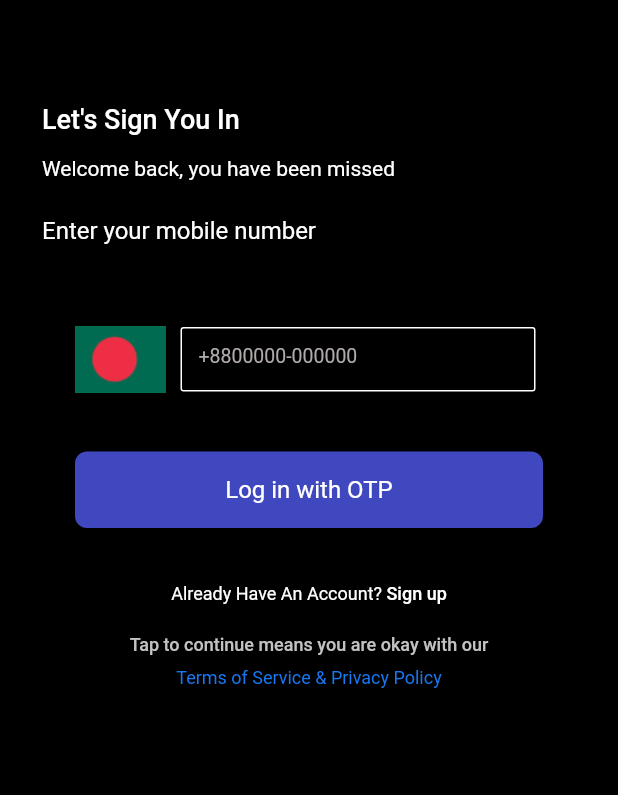
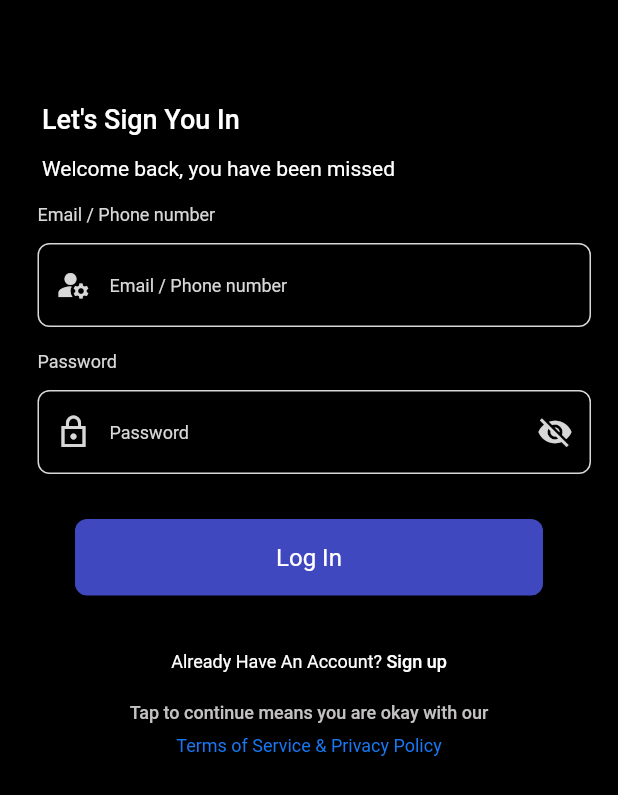
Before and after one commit to SyedMahide/Club_p2p, a Flutter app: the SigninView screen opened by its route, on a phone screen of 412 x 824 dp. Shown: the top 795 px of the screen. Run offline on Flutter 3.47's test engine with Material 2 defaults, Android fonts, the phone set to English and light mode, and no system bars; our stand-ins replace bloc, bloc_concurrency, dartz, device_info_plus, dio, email_validator and 7 more; missing offline and left inert: dio_http_cache; accounts and stored records are empty; Roboto replaces fonts that are missing (Poppins, Questrial).

Commit message:
sign in and otp should be working

```diff
--- a/lib/app/modules/onboard/otp_pin/controllers/otp_pin_controller.dart
+++ b/lib/app/modules/onboard/otp_pin/controllers/otp_pin_controller.dart
@@ -36,23 +36,24 @@ class OtpPinController extends GetxController {
   }
 
   void onComplete() async {
-    isLoading.value = true;
-    int? otp = int.tryParse(otpController.text);
-    if (otp == null) {
-      NotificationBloc.to
-          .add(const ErrorNotificationEvent('Something went wrong'));
-      return;
-    }
-    OtpApi api = OtpApi();
-    Either<String, bool> response = await api.verifyUser(otp: otp);
-    isLoading.value = false;
-    response.fold(
-      (String error) => NotificationBloc.to.add(ErrorNotificationEvent(error)),
-      (bool flag) {
-        if (flag == true) {
-          Get.toNamed(Routes.signin);
-        }
-      },
-    );
+    Get.toNamed(Routes.signin);
+    // isLoading.value = true;
+    // int? otp = int.tryParse(otpController.text);
+    // if (otp == null) {
+    //   NotificationBloc.to
+    //       .add(const ErrorNotificationEvent('Something went wrong'));
+    //   return;
+    // }
+    // OtpApi api = OtpApi();
+    // Either<String, bool> response = await api.verifyUser(otp: otp);
+    // isLoading.value = false;
+    // response.fold(
+    //   (String error) => NotificationBloc.to.add(ErrorNotificationEvent(error)),
+    //   (bool flag) {
+    //     if (flag == true) {
+    //       Get.toNamed(Routes.signin);
+    //     }
+    //   },
+    // );
   }
 }
--- a/lib/app/modules/onboard/otp_pin/views/otp_pin_view.dart
+++ b/lib/app/modules/onboard/otp_pin/views/otp_pin_view.dart
@@ -159,7 +159,6 @@ class OtpPinView extends GetView<OtpPinController> {
                               ),
                             ),
                           ),
-
                           // Container(
                           //   margin: EdgeInsets.only(top: 10, left: 28),
                           //   child: Center(
--- /dev/null
+++ b/lib/app/modules/onboard/signin/api/signin_api.dart
@@ -0,0 +1,29 @@
+import 'package:dartz/dartz.dart';
+import 'package:dio/dio.dart';
+import 'package:p2p/app/modules/onboard/signin/model/sign_in_model.dart';
+import 'package:p2p/shared/dio/dio_helper.dart';
+import 'package:p2p/shared/dio/global_dio.dart' as global;
+
+class SignInApi {
+  Future<Either<String, bool>> loginUser(
+      {required LoginModel loginModel}) async {
+    const String url = 'customer/login';
+    final Options options =
+        await DioHelper.getDefaultOptions(isCacheEnabled: false);
+    try {
+      final Response<dynamic> response = await global.dio.post(
+        url,
+        options: options,
+        data: loginModel.toJson(),
+      );
+      if (response.data['success'] == true) {
+        return const Right<String, bool>(true);
+      } else {
+        return Left<String, bool>(
+            response.data['message'] ?? 'Something went wrong');
+      }
+    } catch (e) {
+      return Left<String, bool>(e.toString());
+    }
+  }
+}
--- a/lib/app/modules/onboard/signin/controllers/signin_controller.dart
+++ b/lib/app/modules/onboard/signin/controllers/signin_controller.dart
@@ -1,9 +1,19 @@
+import 'package:dartz/dartz.dart';
+import 'package:flutter/material.dart';
 import 'package:get/get.dart';
+import 'package:p2p/app/bloc/notification/notification_bloc.dart';
+import 'package:p2p/app/modules/onboard/signin/api/signin_api.dart';
+import 'package:p2p/app/modules/onboard/signin/model/sign_in_model.dart';
+import 'package:p2p/app/routes/routes.dart';
 
 class SigninController extends GetxController {
-  //TODO: Implement SigninController
+  TextEditingController emailController = TextEditingController();
+  TextEditingController passwordController = TextEditingController();
 
-  final count = 0.obs;
+  RxBool isLoading = false.obs;
+
+  bool ishiddenPassword = true;
+  bool ishiddenConfirmPassword = true;
   @override
   void onInit() {
     super.onInit();
@@ -19,5 +29,32 @@ class SigninController extends GetxController {
     super.onClose();
   }
 
-  void increment() => count.value++;
+  Future<void> onLoginPressed() async {
+    isLoading.value = true;
+
+    if (emailController.text == '') {
+      NotificationBloc.to
+          .add(const ErrorNotificationEvent('Please enter Email'));
+      return;
+    }
+    if (passwordController.text == '') {
+      NotificationBloc.to
+          .add(const ErrorNotificationEvent('Please enter Password'));
+      return;
+    }
+    LoginModel model = LoginModel(
+        username: emailController.text, password: passwordController.text);
+
+    SignInApi api = SignInApi();
+    Either<String, bool> response = await api.loginUser(loginModel: model);
+    isLoading.value = false;
+    response.fold(
+      (String error) => NotificationBloc.to.add(ErrorNotificationEvent(error)),
+      (bool flag) {
+        if (flag == true) {
+          // Get.toNamed(Routes.);
+        }
+      },
+    );
+  }
 }
--- /dev/null
+++ b/lib/app/modules/onboard/signin/model/sign_in_model.dart
@@ -0,0 +1,19 @@
+class LoginModel {
+  LoginModel({
+    this.username,
+    this.password,
+  });
+
+  String? username;
+  String? password;
+
+  factory LoginModel.fromJson(Map<String, dynamic> json) => LoginModel(
+        username: json["username"],
+        password: json["password"],
+      );
+
+  Map<String, dynamic> toJson() => {
+        "username": username,
+        "password": password,
+      };
+}
--- a/lib/app/modules/onboard/signin/views/signin_view.dart
+++ b/lib/app/modules/onboard/signin/views/signin_view.dart
@@ -2,6 +2,8 @@ import 'package:flutter/gestures.dart';
 import 'package:flutter/material.dart';
 
 import 'package:get/get.dart';
+import 'package:p2p/app/routes/routes.dart';
+import 'package:p2p/app/styles/colors.dart';
 
 import '../../../../../shared/constants.dart';
 import '../controllers/signin_controller.dart';
@@ -12,8 +14,10 @@ class SigninView extends GetView<SigninController> {
   Widget build(BuildContext context) {
     return Scaffold(
       backgroundColor: Colors.black,
-      body: SingleChildScrollView(
-        child: Container(
+      body: Visibility(
+        visible: !controller.isLoading.value,
+        replacement: const Center(child: CircularProgressIndicator()),
+        child: SingleChildScrollView(
           child: Column(
             children: [
               Container(
@@ -44,75 +48,144 @@ class SigninView extends GetView<SigninController> {
               ),
               Container(
                 alignment: Alignment.topLeft,
-                margin: const EdgeInsets.only(top: 24, left: 28, right: 119),
+                margin: const EdgeInsets.only(top: 16, left: 25),
                 child: const Text(
-                  "Enter your mobile number",
+                  "Email / Phone number",
                   style: TextStyle(
-                      fontFamily: 'Poppins',
-                      fontSize: 16,
+                    fontFamily: 'Questrial',
+                    fontSize: 12,
                     fontWeight: FontWeight.w400,
                     fontStyle: FontStyle.normal,
-                      color: Colors.white),
+                    color: SGColors.white,
+                  ),
                 ),
               ),
               Container(
-                // alignment: Alignment.center,
-                margin: EdgeInsets.only(top: 45, left: 50),
-                child: Center(
-                  child: Row(
-                    //mainAxisAlignment: MainAxisAlignment.center,
-                    crossAxisAlignment: CrossAxisAlignment.center,
-                    children: [
-                      Expanded(
-                        flex: 1,
-                        child: Container(
-                          margin: EdgeInsets.only(),
-                          child: const Image(
-                            image: AssetImage(AssetConst.icFlag),
-                          ),
-                        ),
-                      ),
-                      Expanded(
-                        flex: 5,
-                        child: Container(
-                          height: 63,
-                          padding: const EdgeInsets.only(
-                              top: 10, left: 10, right: 55, bottom: 10),
+                padding: const EdgeInsets.only(top: 12, left: 25, right: 18),
                 child: TextFormField(
-                            keyboardType: TextInputType.number,
-                            cursorColor: Colors.white,
+                  controller: controller.emailController,
+                  keyboardType: TextInputType.text,
+                  cursorColor: SGColors.white,
                   style: const TextStyle(
-                                color: Color(0xffB0AAAA),
+                      color: SGColors.white,
                       fontFamily: 'Questrial',
                       fontWeight: FontWeight.w400,
                       fontSize: 14,
                       fontStyle: FontStyle.normal),
                   decoration: const InputDecoration(
+                    prefixIcon:
+                        Icon(Icons.manage_accounts, color: SGColors.white),
                     border: InputBorder.none,
                     enabledBorder: OutlineInputBorder(
-                                borderRadius:
-                                BorderRadius.all(Radius.circular(2.0)),
-                                borderSide: BorderSide(color: Colors.white),
+                      borderRadius: BorderRadius.all(Radius.circular(8.0)),
+                      borderSide: BorderSide(color: SGColors.white),
                     ),
                     focusedBorder: OutlineInputBorder(
-                                borderRadius:
-                                BorderRadius.all(Radius.circular(2.0)),
-                                borderSide: BorderSide(color: Colors.white),
+                      borderRadius: BorderRadius.all(Radius.circular(8.0)),
+                      borderSide: BorderSide(color: SGColors.white),
                     ),
-                              hintText: "+8800000-000000",
+                    errorBorder: OutlineInputBorder(
+                        borderRadius: BorderRadius.all(Radius.circular(8.0)),
+                        borderSide: BorderSide(
+                          width: 1,
+                          color: SGColors.red,
+                        )),
+                    focusedErrorBorder: OutlineInputBorder(
+                      borderRadius: BorderRadius.all(Radius.circular(8.0)),
+                      borderSide: BorderSide(
+                        width: 1,
+                        color: SGColors.red,
+                      ),
+                    ),
+                    hintText: "Email / Phone number",
                     hintStyle: TextStyle(
                       fontFamily: 'Questrial',
-                                color: Color(0xffB0AAAA),
-                                fontSize: 13,
+                      color: SGColors.white,
+                      fontSize: 12,
                       fontWeight: FontWeight.w400,
                       fontStyle: FontStyle.normal,
                     ),
                   ),
                 ),
               ),
+              Container(
+                alignment: Alignment.topLeft,
+                margin: const EdgeInsets.only(top: 16, left: 25),
+                child: const Text(
+                  "Password",
+                  style: TextStyle(
+                    fontFamily: 'Questrial',
+                    fontSize: 12,
+                    fontWeight: FontWeight.w400,
+                    fontStyle: FontStyle.normal,
+                    color: SGColors.white,
                   ),
-                    ],
                 ),
+              ),
+              Container(
+                // height: 60,
+                margin: const EdgeInsets.only(top: 12, left: 25, right: 18),
+                child: TextFormField(
+                  obscureText: controller.ishiddenPassword,
+                  controller: controller.passwordController,
+                  cursorColor: SGColors.white,
+                  style: const TextStyle(
+                      color: SGColors.white,
+                      fontFamily: 'Questrial',
+                      fontWeight: FontWeight.w400,
+                      fontSize: 14,
+                      fontStyle: FontStyle.normal),
+                  decoration: InputDecoration(
+                    prefixIcon: const Icon(
+                      Icons.lock_outline_sharp,
+                      color: SGColors.white,
+                    ),
+                    border: InputBorder.none,
+                    enabledBorder: const OutlineInputBorder(
+                      borderRadius: BorderRadius.all(Radius.circular(8.0)),
+                      borderSide: BorderSide(color: SGColors.white),
+                    ),
+                    focusedBorder: const OutlineInputBorder(
+                      borderRadius: BorderRadius.all(Radius.circular(8.0)),
+                      borderSide: BorderSide(color: SGColors.white),
+                    ),
+                    errorBorder: const OutlineInputBorder(
+                        borderRadius: BorderRadius.all(Radius.circular(8.0)),
+                        borderSide: BorderSide(
+                          width: 1,
+                          color: SGColors.red,
+                        )),
+                    focusedErrorBorder: const OutlineInputBorder(
+                      borderRadius: BorderRadius.all(Radius.circular(8.0)),
+                      borderSide: BorderSide(
+                        width: 1,
+                        color: SGColors.red,
+                      ),
+                    ),
+                    hintText: "Password",
+                    hintStyle: const TextStyle(
+                      fontFamily: 'Questrial',
+                      color: SGColors.white,
+                      fontSize: 12,
+                      fontWeight: FontWeight.w400,
+                      fontStyle: FontStyle.normal,
+                    ),
+                    suffixIcon: IconButton(
+                        icon: Icon(controller.ishiddenPassword
+                            ? Icons.visibility_off
+                            : Icons.visibility),
+                        color: SGColors.white,
+                        onPressed: () {
+                          controller.ishiddenPassword =
+                              !controller.ishiddenPassword;
+                        }),
+                  ),
+                  validator: (String? value) {
+                    if (value!.isEmpty) {
+                      return "Please enter password";
+                    }
+                    return null;
+                  },
                 ),
               ),
               Center(
@@ -126,14 +199,14 @@ class SigninView extends GetView<SigninController> {
                       //       builder: (context) => PinCodeVerificationScreen()),
                       // );
                     },
-                    color: Color(0xff4048BF),
+                    color: const Color(0xff4048BF),
                     shape: RoundedRectangleBorder(
                         borderRadius: BorderRadius.circular(8)),
                     child: Container(
                       alignment: Alignment.center,
                       margin: const EdgeInsets.only(top: 16, bottom: 16),
                       child: const Text(
-                        "Log in with OTP",
+                        "Log In",
                         style: TextStyle(
                             color: Colors.white,
                             fontWeight: FontWeight.w400,
@@ -171,13 +244,11 @@ class SigninView extends GetView<SigninController> {
                           ),
                           recognizer: TapGestureRecognizer()
                             ..onTap = () {
-                                  // Navigator.push(
-                                  //   context,
-                                  //   MaterialPageRoute(
-                                  //       builder: (context) => SignInScreen()),
-                                  // );
-                                }),
-                        ]),
+                              Get.toNamed(Routes.signup);
+                            },
+                        ),
+                      ],
+                    ),
                   ),
                 ),
               ),
--- a/lib/app/modules/onboard/signup/views/signup_view.dart
+++ b/lib/app/modules/onboard/signup/views/signup_view.dart
@@ -258,16 +258,6 @@ class SignUpView extends GetView<SignUpController> {
                       fontStyle: FontStyle.normal,
                     ),
                   ),
-                  validator: (String? value) {
-                    if (value!.isEmpty) {
-                      return "Please enter email";
-                    }
-                    if (!RegExp("^[a-zA-Z0-9+_.-]+@[a-zA-Z0-9.-]+[a-z]")
-                        .hasMatch(value)) {
-                      return "Please enter valid email";
-                    }
-                    return null;
-                  },
                 ),
               ),
               Container(
@@ -346,7 +336,7 @@ class SignUpView extends GetView<SignUpController> {
                 alignment: Alignment.topLeft,
                 margin: const EdgeInsets.only(top: 16, left: 25),
                 child: const Text(
-                  "NID/ PASSPORT / BIRTH CERT.",
+                  "NID / PASSPORT / BIRTH CERT.",
                   style: TextStyle(
                     fontFamily: 'Questrial',
                     fontSize: 12,
@@ -628,7 +618,8 @@ class SignUpView extends GetView<SignUpController> {
                       onPressed: () {
                         controller.ishiddenPassword =
                             !controller.ishiddenPassword;
-                        }),
+                      },
+                    ),
                   ),
                   validator: (String? value) {
                     if (value!.isEmpty) {
```
Lines whose indentation alone changed are shown as unchanged.
